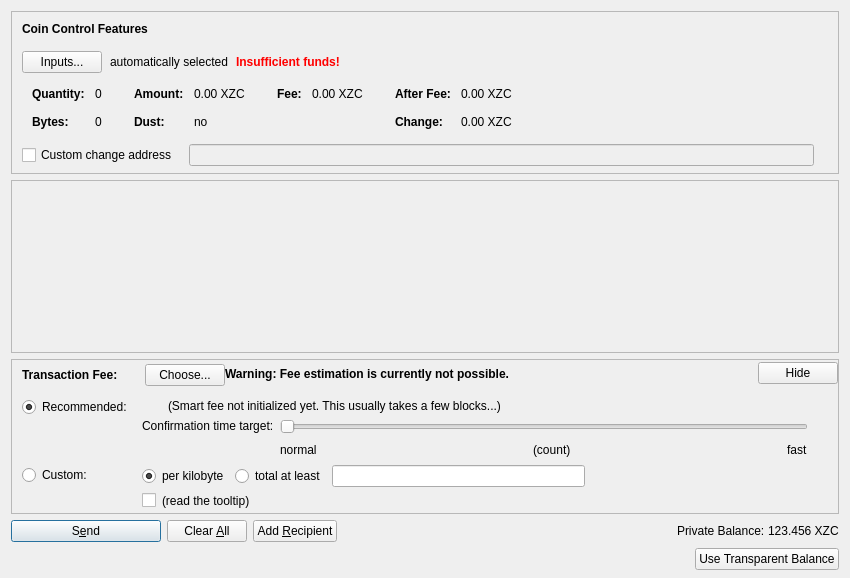
This is src/qt/forms/sendcoinsdialog.ui in nopslide/firo as Qt 5 draws it before an edit. The edited form follows.
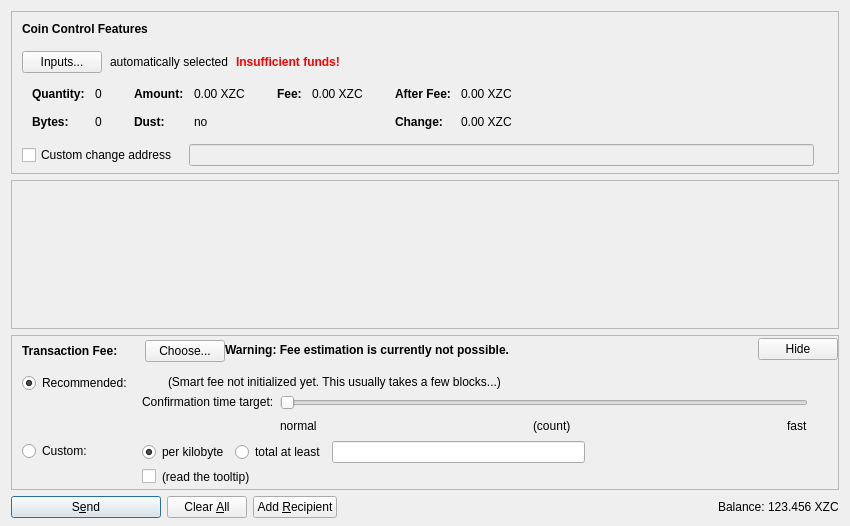
This is the edited form. Icons and pictures are not drawn. Custom widgets are drawn as their Qt base class.

```diff
--- a/src/qt/forms/sendcoinsdialog.ui
+++ b/src/qt/forms/sendcoinsdialog.ui
@@ -7,13 +7,13 @@
     <x>0</x>
     <y>0</y>
     <width>850</width>
-    <height>578</height>
+    <height>526</height>
    </rect>
   </property>
   <property name="windowTitle">
    <string>Send Coins</string>
   </property>
-  <layout class="QVBoxLayout" name="verticalLayout" stretch="0,1,0,0,0">
+  <layout class="QVBoxLayout" name="verticalLayout" stretch="0,1,0,0">
    <property name="bottomMargin">
     <number>8</number>
    </property>
@@ -588,7 +588,7 @@
         <x>0</x>
         <y>0</y>
         <width>830</width>
-        <height>68</height>
+        <height>104</height>
        </rect>
       </property>
       <layout class="QVBoxLayout" name="verticalLayout_2" stretch="0,1">
@@ -1296,7 +1296,7 @@
           </sizepolicy>
          </property>
          <property name="text">
-          <string>Private Balance:</string>
+          <string>Balance:</string>
          </property>
         </widget>
        </item>
@@ -1323,43 +1323,6 @@
      </item>
     </layout>
    </item>
-   <item>
-    <layout class="QHBoxLayout" name="horizontalLayout_3">
-     <property name="sizeConstraint">
-      <enum>QLayout::SetDefaultConstraint</enum>
-     </property>
-     <item>
-      <spacer name="horizontalSpacer_8">
-       <property name="orientation">
-        <enum>Qt::Horizontal</enum>
-       </property>
-       <property name="sizeHint" stdset="0">
-        <size>
-         <width>40</width>
-         <height>20</height>
-        </size>
-       </property>
-      </spacer>
-     </item>
-     <item>
-      <widget class="QPushButton" name="switchFundButton">
-       <property name="sizePolicy">
-        <sizepolicy hsizetype="Minimum" vsizetype="Minimum">
-         <horstretch>0</horstretch>
-         <verstretch>0</verstretch>
-        </sizepolicy>
-       </property>
-       <property name="text">
-        <string>Use Transparent Balance</string>
-       </property>
-       <property name="icon">
-        <iconset resource="../bitcoin.qrc">
-         <normaloff>:/movies/spinner-009</normaloff>:/movies/spinner-009</iconset>
-       </property>
-      </widget>
-     </item>
-    </layout>
-   </item>
   </layout>
  </widget>
  <customwidgets>
```
Left out of the diff: 14 changed lines with no effect on the pictures.
